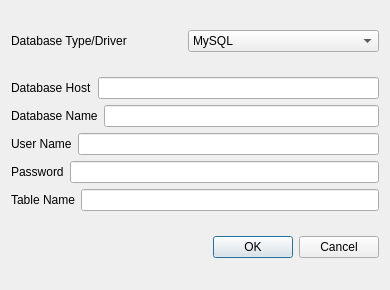
First picture: the form in dialog.ui, repository Zakhrov/WebPhonon, before the edit.
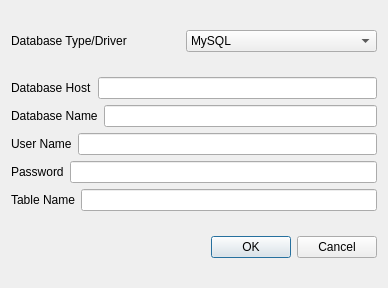
Second picture: the form after the edit. Icons and pictures are not drawn.

Diff of the .ui file:
```diff
--- a/dialog.ui
+++ b/dialog.ui
@@ -6,8 +6,8 @@
    <rect>
     <x>0</x>
     <y>0</y>
-    <width>390</width>
-    <height>290</height>
+    <width>388</width>
+    <height>288</height>
    </rect>
   </property>
   <property name="windowTitle">
```
Left out of the diff: 5 changed lines with no effect on the pictures.
